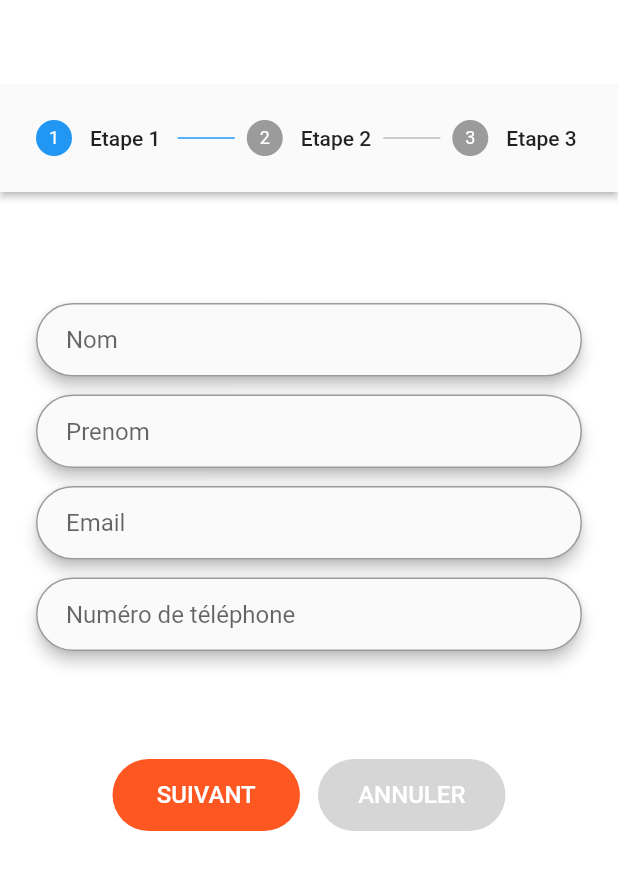
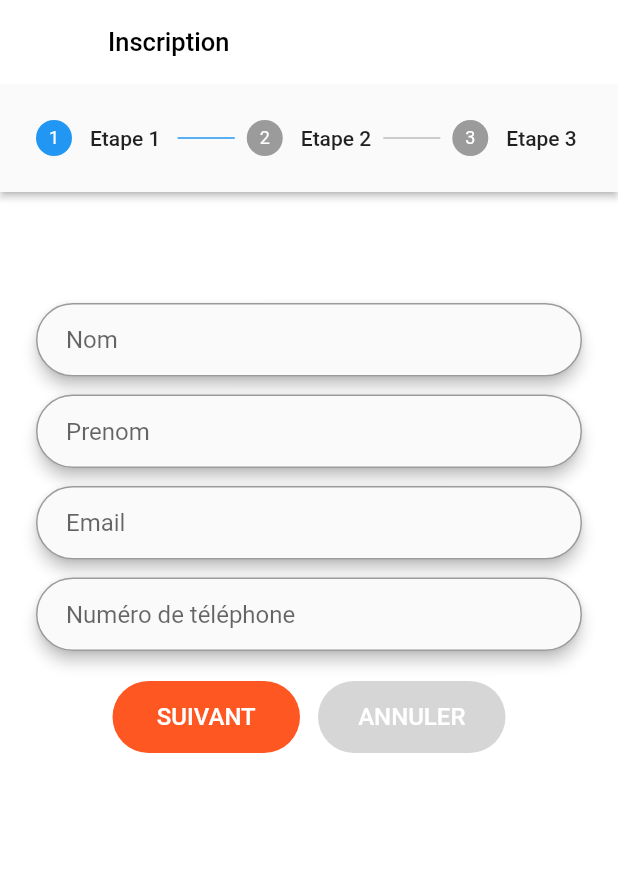
Before and after one commit to ammalimouna/T_7wissa, a Flutter app: the RegisterForm screen opened directly, on a phone screen of 412 x 824 dp. Shown: the top 870 px of the screen. Run offline on Flutter 3.47's test engine with Material 2 defaults, Android fonts, the phone set to English and light mode, and no system bars; our stand-ins replace cloud_firestore, firebase_auth; accounts and stored records are empty.

Commit message:
Inscription et connexion
Dans cette version a été fait : Méthode et interface de connexion (Sign in), Gestion d'oubli de mot de passe, Ainsi que l'inscription à travers un formulaire d'inscription ( avec envoie d'un mail de validation)

```diff
--- a/lib/screens/authenticate/register.dart
+++ b/lib/screens/authenticate/register.dart
@@ -255,7 +255,7 @@ class _RegisterState extends State<Register> {
                   if(_formKey.currentState.validate()){
                    // dynamic result = await _auth.registerWithEmailAndPassword(email, password);
                     //if(result==null){
-                        setState(()=> error = 'Entrez un e-mail valide' );
+                  //      setState(()=> error = 'Entrez un e-mail valide' );
                    // }
                   }
                 }
--- a/lib/screens/authenticate/registerform.dart
+++ b/lib/screens/authenticate/registerform.dart
@@ -35,12 +35,7 @@ String password='';
   String phoneNumber;
 String phoneIsoCode;
 int _currentStep=0;
-/*void onPhoneNumberChange(String number, String internationalizedPhoneNumber, String isoCode) {
-    setState(() {
-       phoneNumber = number;
-       phoneIsoCode = isoCode;
-    });
-} */
+
 
   @override
   Widget build(BuildContext context) {
@@ -49,6 +44,13 @@ int _currentStep=0;
     appBar: AppBar(
           backgroundColor: Colors.white,
           elevation: 0.0,
+          title: Text('Inscription',
+          style: TextStyle(
+            color:  Colors.black,
+                      fontFamily: "Roboto",
+                      fontStyle:  FontStyle.normal,
+                      fontSize: 17.0,
+          ),),
         ),
 
      body: Center(
@@ -276,7 +278,7 @@ int _currentStep=0;
                 },
               ),
               ),
-              SizedBox(height: 72,),
+              SizedBox(height: 20,),
         ],),
         isActive: _currentStep >=0,
         state: _getState(1), ),
@@ -284,7 +286,7 @@ int _currentStep=0;
         title: Text('Etape 2'),
         content:Column(children: <Widget>[
            /*Champs nom d'utilisateur*/
-             SizedBox(height: 76),
+             SizedBox(height: 50),
               Material(
                 elevation: 4,
                  borderRadius: BorderRadius.circular(30.0),
@@ -400,17 +402,27 @@ int _currentStep=0;
         Step(
         title: Text('Etape 3 '),
           content:Column(children: <Widget>[
+              Text('Un mail de confirmation vous a été envoyé ! ',
+              textAlign: TextAlign.center,
+              style: TextStyle(
+                    color:  Colors.grey[900],
+                      fontFamily: "Roboto",
+                      fontStyle:  FontStyle.normal,
+                      fontSize: 19.0
+               ),),
               SizedBox(
-                      height: 225,
-                      width: 159,
+                      height: 250,
+                      width: 250,
                       child: Image(
-                       image: AssetImage('assets/logo.png'),
+                       image: AssetImage('assets/icone.png'),
                         fit: BoxFit.contain,
                       ),
                     ),
-          ],),
+                              SizedBox(height: 0,),
 
-        state: _getState(3),
+          ],
+          ),
+
         isActive: _currentStep >=2,  ),
     ];
     return _steps;
--- a/lib/services/database.dart
+++ b/lib/services/database.dart
@@ -8,7 +8,7 @@ class DatabaseService {
   // collection reference
   final CollectionReference utilisateurCollection = Firestore.instance.collection('utilisateur');
 
-  Future<void> updateUserData(String identifiant, String numtel, String nom, String prenom ) async {
+  Future<void> updateUserData(String nom, String prenom, String identifiant, String numtel) async {
     return await utilisateurCollection.document(uid).setData({
       'nom': nom,
       'prenom' :prenom,
--- a/pubspec.yaml
+++ b/pubspec.yaml
@@ -43,7 +43,8 @@ flutter:
   # the material Icons class.
   uses-material-design: true
   assets:
-    - assets/
+    - assets/icone.png
+    - assets/logo.png
 
   # An image asset can refer to one or more resolution-specific "variants", see
   # https://flutter.dev/assets-and-images/#resolution-aware.
```
Also changed, not shown: assets/icone.png (added).
